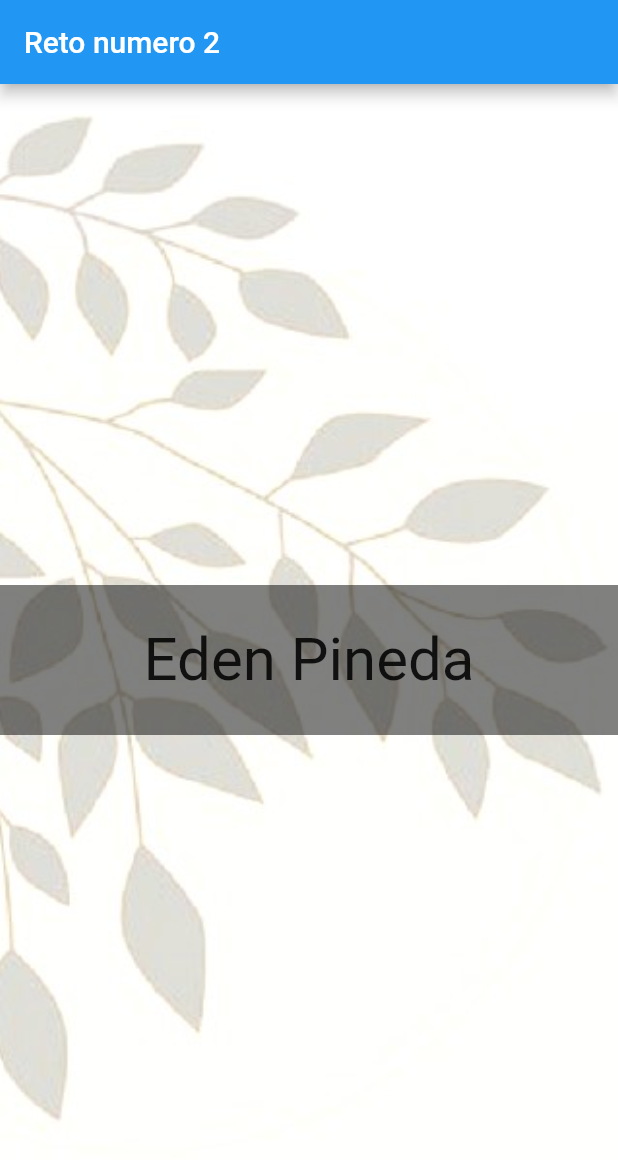
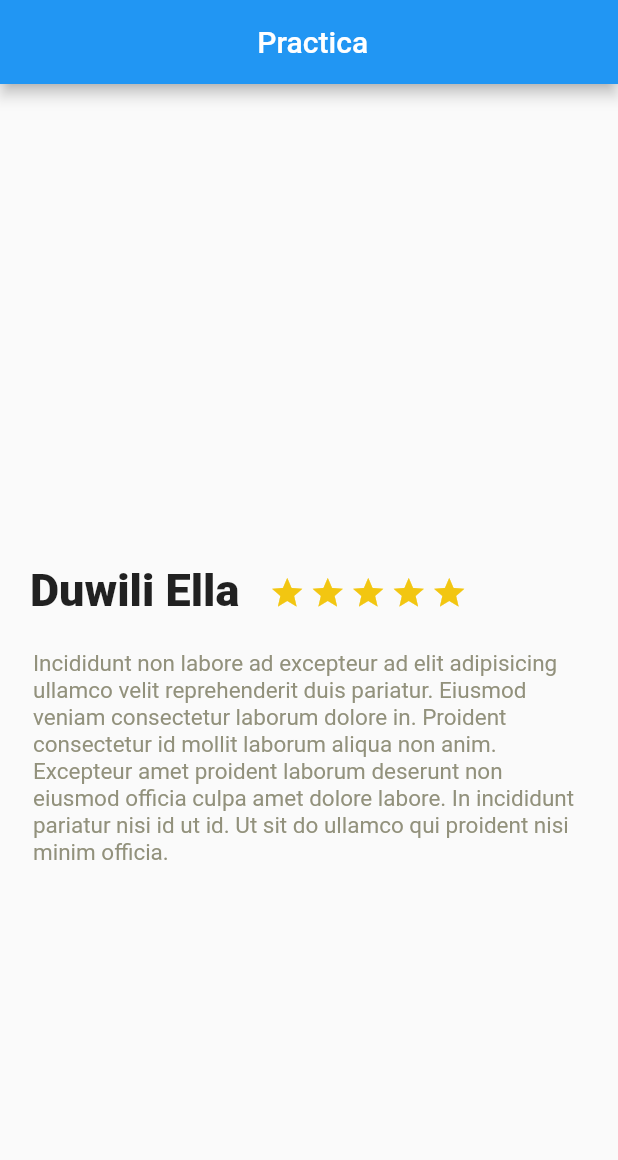
Before and after one commit to EdenPinedaMontero/Curso-Flutter-Platzi, a Flutter app: the screen it shows after launch, on a phone screen of 412 x 824 dp. Shown: the top 1160 px of the screen. Run offline on Flutter 3.47's test engine with Material 2 defaults, Android fonts, the phone set to English and light mode, and no system bars.

Commit message:
se agregan nuevos avances al proyecto

```diff
--- /dev/null
+++ b/lib/Practicas/description_place.dart
@@ -0,0 +1,87 @@
+//import 'dart:ui';
+
+import 'package:flutter/material.dart';
+
+class DescriptionPlace extends StatelessWidget {
+  const DescriptionPlace({Key? key}) : super(key: key);
+
+  @override
+  Widget build(BuildContext context) {
+    //===== Declarando variable star para las estrellas con un container ========//
+
+    final star = Container(
+      margin: const EdgeInsets.only(
+        top: 323,
+        right: 3,
+      ),
+      //======== asignación del icono star y con color exadecimal ==========//
+      child: const Icon(
+        Icons.star,
+        color: Color(0xFFf2C611),
+      ),
+    );
+//======= Declarando nueva variable para el titulo de star en un row ========//
+    // ignore: non_constant_identifier_names
+    final title_stars = Row(
+      children: [
+        //======== Creando un tamaño de márgen donde empezará la visualización de los items =========//
+        Container(
+          margin: const EdgeInsets.only(
+            // EdgeInsets.only nos agrega un marguen mas especifico
+            top: 320,
+            left: 20,
+            right: 20,
+          ),
+          child:
+              //===== Creando el texto y dar formato ========//
+              const Text(
+            'Duwili Ella',
+            style: TextStyle(
+              fontSize: 30,
+              fontWeight: FontWeight.w900,
+            ),
+            textAlign: TextAlign.left,
+          ),
+        ),
+        //====== Colocando las estrellas desde la variable star en un row ========//
+        Row(
+          children: [
+            star,
+            star,
+            star,
+            star,
+            star,
+          ],
+        ),
+      ],
+    );
+    //====== Declarando una nueva variable para la descripción ========//
+    final description = Container(
+      //=== agregar el tamaño de los márgenes ===//
+      margin: const EdgeInsets.only(
+        top: 22,
+        right: 22,
+        left: 22,
+      ),
+      //=== agregando el párrafo y color ===//
+      child: const Text(
+        'Incididunt non labore ad excepteur ad elit adipisicing ullamco velit reprehenderit duis pariatur. Eiusmod veniam consectetur laborum dolore in. Proident consectetur id mollit laborum aliqua non anim. Excepteur amet proident laborum deserunt non eiusmod officia culpa amet dolore labore. In incididunt pariatur nisi id ut id. Ut sit do ullamco qui proident nisi minim officia.',
+        style: TextStyle(
+          fontSize: 15,
+          fontWeight: FontWeight.w400,
+          color: Color.fromARGB(255, 146, 145, 124),
+        ),
+      ),
+    );
+
+    //=== nueva variable donde llevará todo el contenido de la app ===//
+    // ignore: avoid_unnecessary_containers
+    final contenido = Container(
+      child: Column(
+        children: [title_stars, description],
+      ),
+    );
+//=== retornación de la variable contenido ===//
+    return contenido;
+  }
+}
--- a/lib/Retos/reto_dos.dart
+++ b/lib/Retos/reto_dos.dart
@@ -6,13 +6,14 @@ class RetoDos extends StatelessWidget {
   @override
   Widget build(BuildContext context) {
     return Scaffold(
-      appBar: AppBar(
+      /* appBar: AppBar(
         title: const Text(
           'Reto numero 2',
           textAlign: TextAlign.center,
           style: TextStyle(fontSize: 20),
         ),
       ),
+    */
       body: Stack(
         fit: StackFit.expand,
         children: [
--- a/lib/Retos/retouno.dart
+++ b/lib/Retos/retouno.dart
@@ -1,3 +1,5 @@
+// ignore_for_file: avoid_print
+
 import 'dart:math';
 
 void main() {
--- a/lib/main.dart
+++ b/lib/main.dart
@@ -1,6 +1,8 @@
 import 'package:flutter/material.dart';
 import 'package:platzi_trips_app/Practicas/hola_mundo.dart';
 import 'package:platzi_trips_app/Retos/reto_dos.dart';
+
+import 'Practicas/description_place.dart';
 
 void main() {
   runApp(const MyApp());
@@ -17,7 +19,17 @@ class MyApp extends StatelessWidget {
       theme: ThemeData(
         primarySwatch: Colors.blue,
       ),
-      home: const RetoDos(),
+      home: Scaffold(
+        appBar: AppBar(
+          title: const Text(
+            ' Practica',
+          ),
+          centerTitle: true,
+        ),
+        body: // const RetoDos(),
+            const DescriptionPlace(),
+      ),
+      //
     );
   }
 }
```
